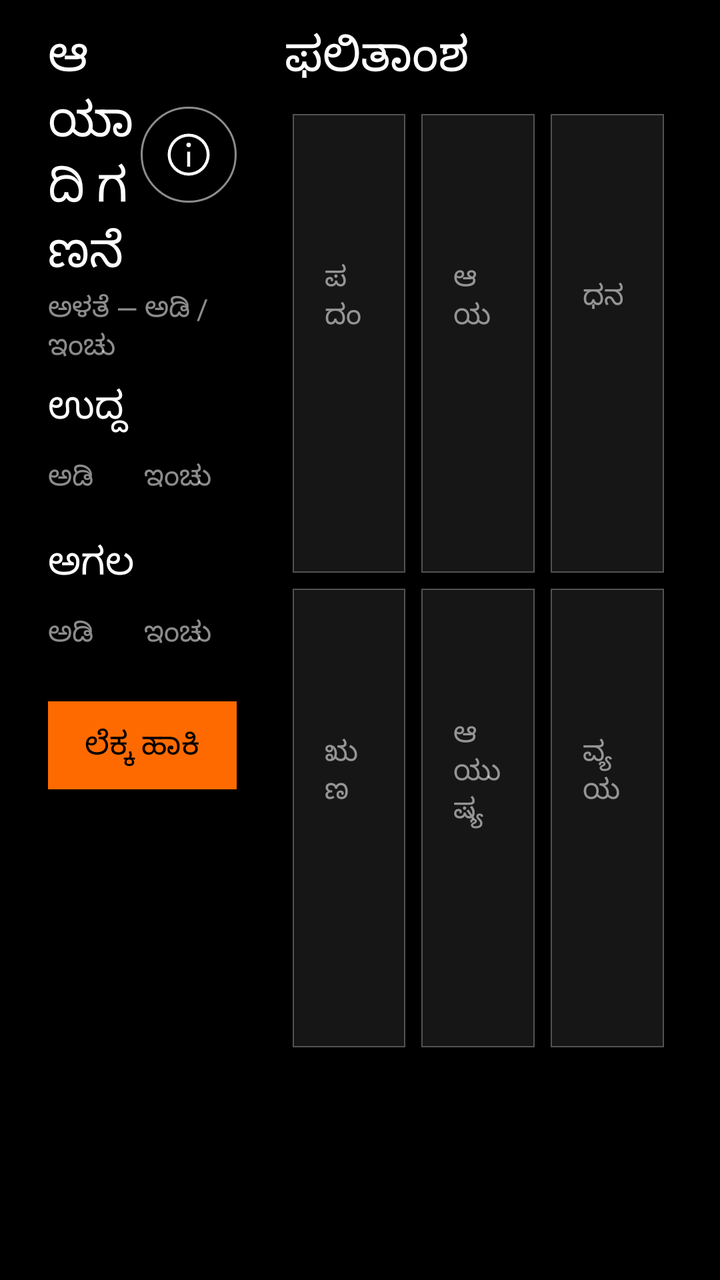
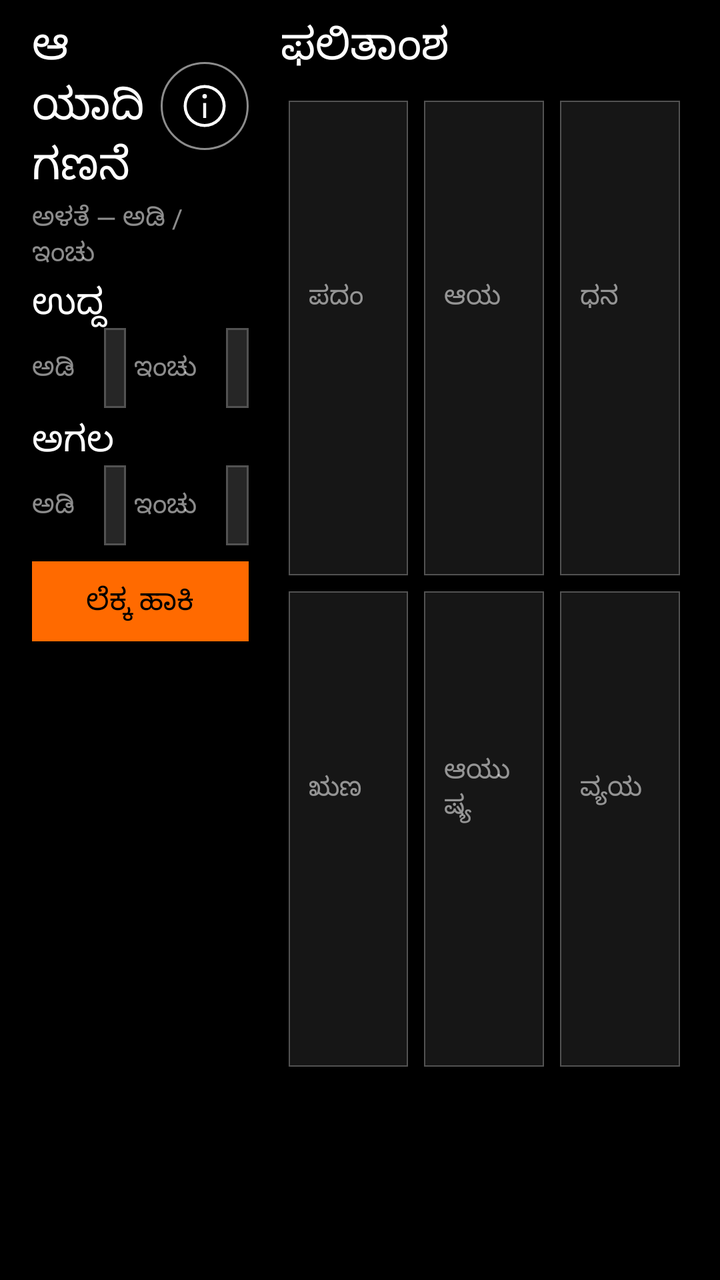

Screens rendered from an Android XML layout before and after an edit, with the pre-edit source and the edit as a unified diff.
<!-- AndroidManifest.xml: application theme Theme.PaperDesk -->
<!-- res/layout/page_aayadi.xml -->
<?xml version="1.0" encoding="utf-8"?>
<LinearLayout xmlns:android="http://schemas.android.com/apk/res/android"
    android:layout_width="match_parent"
    android:layout_height="match_parent"
    android:background="@color/black"
    android:orientation="horizontal"
    android:paddingLeft="@dimen/page_pad_h"
    android:paddingTop="@dimen/page_pad_top"
    android:paddingRight="@dimen/page_pad_h"
    android:paddingBottom="@dimen/footer_bar">

    <LinearLayout
        android:layout_width="0dp"
        android:layout_height="match_parent"
        android:layout_weight="0.38"
        android:orientation="vertical"
        android:paddingRight="24dp">

        <LinearLayout
            android:layout_width="match_parent"
            android:layout_height="wrap_content"
            android:gravity="center_vertical"
            android:orientation="horizontal">

            <TextView
                android:id="@+id/aayadiTitle"
                style="@style/Desk.Title"
                android:layout_width="0dp"
                android:layout_height="wrap_content"
                android:layout_weight="1"
                android:text="ಆಯಾದಿ ಗಣನೆ" />

            <ImageButton
                android:id="@+id/aayadiInfo"
                style="@style/Desk.Circle"
                android:contentDescription="ಆಯಾದಿ ಮಾಹಿತಿ"
                android:src="@drawable/ic_information" />
        </LinearLayout>

        <TextView
            style="@style/Desk.Meta"
            android:layout_width="match_parent"
            android:layout_height="wrap_content"
            android:layout_marginTop="2dp"
            android:text="ಅಳತೆ — ಅಡಿ / ಇಂಚು" />

        <TextView
            style="@style/Desk.Section"
            android:layout_width="match_parent"
            android:layout_height="wrap_content"
            android:layout_marginTop="8dp"
            android:text="ಉದ್ದ" />

        <LinearLayout
            android:layout_width="match_parent"
            android:layout_height="wrap_content"
            android:orientation="horizontal">
            <TextView style="@style/Desk.Meta" android:layout_width="40dp" android:layout_height="44dp" android:gravity="center_vertical" android:text="ಅಡಿ" />
            <Spinner android:id="@+id/aayadiLengthFt" android:layout_width="0dp" android:layout_height="44dp" android:layout_weight="1" android:background="@drawable/bg_dropdown" android:contentDescription="ಉದ್ದ ಅಡಿ" android:popupBackground="@color/surface_2" android:spinnerMode="dropdown" />
            <TextView style="@style/Desk.Meta" android:layout_width="52dp" android:layout_height="44dp" android:layout_marginLeft="8dp" android:gravity="center_vertical" android:text="ಇಂಚು" />
            <Spinner android:id="@+id/aayadiLengthIn" android:layout_width="0dp" android:layout_height="44dp" android:layout_weight="1" android:background="@drawable/bg_dropdown" android:contentDescription="ಉದ್ದ ಇಂಚು" android:popupBackground="@color/surface_2" android:spinnerMode="dropdown" />
        </LinearLayout>

        <TextView
            style="@style/Desk.Section"
            android:layout_width="match_parent"
            android:layout_height="wrap_content"
            android:layout_marginTop="8dp"
            android:text="ಅಗಲ" />

        <LinearLayout
            android:layout_width="match_parent"
            android:layout_height="wrap_content"
            android:orientation="horizontal">
            <TextView style="@style/Desk.Meta" android:layout_width="40dp" android:layout_height="44dp" android:gravity="center_vertical" android:text="ಅಡಿ" />
            <Spinner android:id="@+id/aayadiBreadthFt" android:layout_width="0dp" android:layout_height="44dp" android:layout_weight="1" android:background="@drawable/bg_dropdown" android:contentDescription="ಅಗಲ ಅಡಿ" android:popupBackground="@color/surface_2" android:spinnerMode="dropdown" />
            <TextView style="@style/Desk.Meta" android:layout_width="52dp" android:layout_height="44dp" android:layout_marginLeft="8dp" android:gravity="center_vertical" android:text="ಇಂಚು" />
            <Spinner android:id="@+id/aayadiBreadthIn" android:layout_width="0dp" android:layout_height="44dp" android:layout_weight="1" android:background="@drawable/bg_dropdown" android:contentDescription="ಅಗಲ ಇಂಚು" android:popupBackground="@color/surface_2" android:spinnerMode="dropdown" />
        </LinearLayout>

        <TextView
            android:id="@+id/aayadiCalculate"
            style="@style/Desk.Button.Accent"
            android:layout_width="match_parent"
            android:layout_height="44dp"
            android:layout_marginTop="12dp"
            android:gravity="center"
            android:text="ಲೆಕ್ಕ ಹಾಕಿ" />

        <TextView
            android:id="@+id/aayadiError"
            style="@style/Desk.Meta"
            android:layout_width="match_parent"
            android:layout_height="wrap_content"
            android:layout_marginTop="8dp"
            android:text="ಸರಿಯಾದ ಉದ್ದ ಮತ್ತು ಅಗಲ ನಮೂದಿಸಿ"
            android:textColor="@color/carbon_support_error"
            android:visibility="gone" />
    </LinearLayout>

    <LinearLayout
        android:layout_width="0dp"
        android:layout_height="match_parent"
        android:layout_weight="0.62"
        android:orientation="vertical">

        <TextView
            android:id="@+id/aayadiResultTitle"
            style="@style/Desk.Title"
            android:layout_width="match_parent"
            android:layout_height="wrap_content"
            android:text="ಫಲಿತಾಂಶ" />

        <LinearLayout
            android:id="@+id/aayadiResults"
            android:layout_width="match_parent"
            android:layout_height="0dp"
            android:layout_marginTop="8dp"
            android:layout_weight="1"
            android:orientation="vertical">

            <GridLayout
                android:layout_width="match_parent"
                android:layout_height="0dp"
                android:layout_weight="1"
                android:alignmentMode="alignMargins"
                android:columnCount="3"
                android:rowCount="2"
                android:useDefaultMargins="true">

                <LinearLayout android:layout_width="0dp" android:layout_height="0dp" android:layout_columnWeight="1" android:layout_rowWeight="1" android:background="@drawable/bg_card" android:gravity="center_vertical" android:orientation="vertical" android:padding="16dp">
                    <TextView style="@style/Desk.Meta" android:layout_width="match_parent" android:layout_height="wrap_content" android:text="ಪದಂ" />
                    <TextView android:id="@+id/aayadiPadam" style="@style/Desk.Title.Large" android:layout_width="match_parent" android:layout_height="wrap_content" android:layout_marginTop="6dp" />
                </LinearLayout>

                <LinearLayout android:layout_width="0dp" android:layout_height="0dp" android:layout_columnWeight="1" android:layout_rowWeight="1" android:background="@drawable/bg_card" android:gravity="center_vertical" android:orientation="vertical" android:padding="16dp">
                    <TextView style="@style/Desk.Meta" android:layout_width="match_parent" android:layout_height="wrap_content" android:text="ಆಯ" />
                    <TextView android:id="@+id/aayadiAaya" style="@style/Desk.Title.Large" android:layout_width="match_parent" android:layout_height="wrap_content" android:layout_marginTop="6dp" android:maxLines="2" />
                </LinearLayout>

                <LinearLayout android:layout_width="0dp" android:layout_height="0dp" android:layout_columnWeight="1" android:layout_rowWeight="1" android:background="@drawable/bg_card" android:gravity="center_vertical" android:orientation="vertical" android:padding="16dp">
                    <TextView style="@style/Desk.Meta" android:layout_width="match_parent" android:layout_height="wrap_content" android:text="ಧನ" />
                    <TextView android:id="@+id/aayadiDhana" style="@style/Desk.Title.Large" android:layout_width="match_parent" android:layout_height="wrap_content" android:layout_marginTop="6dp" />
                </LinearLayout>

                <LinearLayout android:layout_width="0dp" android:layout_height="0dp" android:layout_columnWeight="1" android:layout_rowWeight="1" android:background="@drawable/bg_card" android:gravity="center_vertical" android:orientation="vertical" android:padding="16dp">
                    <TextView style="@style/Desk.Meta" android:layout_width="match_parent" android:layout_height="wrap_content" android:text="ಋಣ" />
                    <TextView android:id="@+id/aayadiRuna" style="@style/Desk.Title.Large" android:layout_width="match_parent" android:layout_height="wrap_content" android:layout_marginTop="6dp" />
                </LinearLayout>

                <LinearLayout android:layout_width="0dp" android:layout_height="0dp" android:layout_columnWeight="1" android:layout_rowWeight="1" android:background="@drawable/bg_card" android:gravity="center_vertical" android:orientation="vertical" android:padding="16dp">
                    <TextView style="@style/Desk.Meta" android:layout_width="match_parent" android:layout_height="wrap_content" android:text="ಆಯುಷ್ಯ" />
                    <TextView android:id="@+id/aayadiAyush" style="@style/Desk.Title.Large" android:layout_width="match_parent" android:layout_height="wrap_content" android:layout_marginTop="6dp" />
                </LinearLayout>

                <LinearLayout android:layout_width="0dp" android:layout_height="0dp" android:layout_columnWeight="1" android:layout_rowWeight="1" android:background="@drawable/bg_card" android:gravity="center_vertical" android:orientation="vertical" android:padding="16dp">
                    <TextView style="@style/Desk.Meta" android:layout_width="match_parent" android:layout_height="wrap_content" android:text="ವ್ಯಯ" />
                    <TextView android:id="@+id/aayadiVyaya" style="@style/Desk.Title.Large" android:layout_width="match_parent" android:layout_height="wrap_content" android:layout_marginTop="6dp" />
                </LinearLayout>
            </GridLayout>

            <TextView
                android:id="@+id/aayadiSummary"
                style="@style/Desk.Body"
                android:layout_width="match_parent"
                android:layout_height="wrap_content"
                android:layout_margin="4dp"
                android:paddingTop="8dp"
                android:paddingBottom="8dp"
                android:textColor="@color/accent" />
        </LinearLayout>
    </LinearLayout>
</LinearLayout>
<!-- resources referenced by this layout -->
<resources>
  <color name="accent">#FF6A00</color>
  <color name="black">#000000</color>
  <color name="carbon_support_error">#FA4D56</color>
  <color name="surface_2">#262626</color>
  <dimen name="footer_bar">64dp</dimen>
  <dimen name="page_pad_h">24dp</dimen>
  <dimen name="page_pad_top">12dp</dimen>
  <style name="Desk.Body" parent="Desk">
          <item name="android:textSize">@dimen/type_body</item>
          <item name="android:fontWeight">400</item>
          <item name="android:textStyle">normal</item>
          <item name="android:textColor">@color/white_90</item>
      </style>
  <style name="Desk.Button.Accent" parent="Desk.Button">
          <item name="android:textColor">@color/black</item>
          <item name="android:background">@drawable/bg_btn_primary</item>
          <item name="android:fontWeight">600</item>
          <item name="android:textStyle">normal</item>
      </style>
  <style name="Desk.Meta" parent="Desk">
          <item name="android:textSize">@dimen/type_meta</item>
          <item name="android:fontWeight">400</item>
          <item name="android:textStyle">normal</item>
          <item name="android:textColor">@color/white_55</item>
      </style>
  <style name="Desk.Section" parent="Desk">
          <item name="android:textSize">@dimen/type_section</item>
          <item name="android:fontWeight">500</item>
          <item name="android:textStyle">normal</item>
          <item name="android:textColor">@color/white</item>
      </style>
  <style name="Desk.Title" parent="Desk">
          <item name="android:textSize">@dimen/type_title</item>
          <item name="android:fontWeight">600</item>
          <item name="android:textStyle">normal</item>
          <item name="android:textColor">@color/white</item>
      </style>
  <style name="Desk.Title.Large" parent="Desk.Title">
          <item name="android:textSize">@dimen/type_title_lg</item>
          <item name="android:textColor">@color/white</item>
      </style>
  <dimen name="stroke_hairline">0.5dp</dimen>
  <color name="divider">#525252</color>
  <color name="surface_1">#161616</color>
  <color name="white">#FFFFFF</color>
  <style name="Desk">
          <item name="android:fontFamily">sans-serif</item>
          <item name="android:textColor">@color/white</item>
      </style>
  <dimen name="type_body">18sp</dimen>
  <color name="white_90">#E6FFFFFF</color>
  <dimen name="touch">48dp</dimen>
  <dimen name="type_meta">14sp</dimen>
  <color name="white_55">#8CFFFFFF</color>
  <dimen name="type_section">19sp</dimen>
  <dimen name="type_title">24sp</dimen>
  <dimen name="type_title_lg">30sp</dimen>
  <color name="carbon_gray_80">#393939</color>
  <style name="ShapeAppearance.PaperDesk" parent="ShapeAppearance.MaterialComponents">
          <item name="cornerFamily">rounded</item>
          <item name="cornerSize">0dp</item>
      </style>
  <style name="Desk.Check" parent="Widget.AppCompat.CompoundButton.CheckBox">
          <item name="android:button">@drawable/bg_checkbox</item>
      </style>
  <color name="accent_70">#B3FF6A00</color>
  <dimen name="btn_h">44dp</dimen>
  <dimen name="type_btn">16sp</dimen>
  <dimen name="space_16">16dp</dimen>
  <dimen name="stroke_standard">1dp</dimen>
  <dimen name="space_8">8dp</dimen>
  <style name="Desk.DialogButton.Positive" parent="Desk.DialogButton">
          <item name="android:textColor">@color/accent</item>
      </style>
  <style name="Desk.DialogButton.Negative" parent="Desk.DialogButton">
          <item name="android:textColor">@color/white_70</item>
      </style>
  <dimen name="check">20dp</dimen>
  <dimen name="stroke">0.5dp</dimen>
  <style name="Desk.DialogButton" parent="Widget.AppCompat.Button.ButtonBar.AlertDialog">
          <item name="android:background">@color/black</item>
          <item name="android:minHeight">48dp</item>
          <item name="android:textSize">18sp</item>
      </style>
  <color name="white_70">#B3FFFFFF</color>
  <!-- unchanged entries left out for length: 17 -->
</resources>

<!-- the commit's change to res/layout/page_aayadi.xml (unified diff, before → after) -->
@@ -14,7 +14,7 @@
         android:layout_height="match_parent"
         android:layout_weight="0.38"
         android:orientation="vertical"
-        android:paddingRight="24dp">
+        android:paddingRight="16dp">
 
         <LinearLayout
             android:layout_width="match_parent"
@@ -48,42 +48,42 @@
             style="@style/Desk.Section"
             android:layout_width="match_parent"
             android:layout_height="wrap_content"
-            android:layout_marginTop="8dp"
+            android:layout_marginTop="4dp"
             android:text="ಉದ್ದ" />
 
         <LinearLayout
             android:layout_width="match_parent"
             android:layout_height="wrap_content"
             android:orientation="horizontal">
-            <TextView style="@style/Desk.Meta" android:layout_width="40dp" android:layout_height="44dp" android:gravity="center_vertical" android:text="ಅಡಿ" />
-            <Spinner android:id="@+id/aayadiLengthFt" android:layout_width="0dp" android:layout_height="44dp" android:layout_weight="1" android:background="@drawable/bg_dropdown" android:contentDescription="ಉದ್ದ ಅಡಿ" android:popupBackground="@color/surface_2" android:spinnerMode="dropdown" />
-            <TextView style="@style/Desk.Meta" android:layout_width="52dp" android:layout_height="44dp" android:layout_marginLeft="8dp" android:gravity="center_vertical" android:text="ಇಂಚು" />
-            <Spinner android:id="@+id/aayadiLengthIn" android:layout_width="0dp" android:layout_height="44dp" android:layout_weight="1" android:background="@drawable/bg_dropdown" android:contentDescription="ಉದ್ದ ಇಂಚು" android:popupBackground="@color/surface_2" android:spinnerMode="dropdown" />
+            <TextView style="@style/Desk.Meta" android:layout_width="36dp" android:layout_height="40dp" android:gravity="center_vertical" android:text="ಅಡಿ" />
+            <Spinner android:id="@+id/aayadiLengthFt" android:layout_width="0dp" android:layout_height="40dp" android:layout_weight="1" android:background="@drawable/bg_dropdown" android:contentDescription="ಉದ್ದ ಅಡಿ" android:popupBackground="@color/surface_2" android:spinnerMode="dropdown" />
+            <TextView style="@style/Desk.Meta" android:layout_width="46dp" android:layout_height="40dp" android:layout_marginLeft="4dp" android:gravity="center_vertical" android:text="ಇಂಚು" />
+            <Spinner android:id="@+id/aayadiLengthIn" android:layout_width="0dp" android:layout_height="40dp" android:layout_weight="1" android:background="@drawable/bg_dropdown" android:contentDescription="ಉದ್ದ ಇಂಚು" android:popupBackground="@color/surface_2" android:spinnerMode="dropdown" />
         </LinearLayout>
 
         <TextView
             style="@style/Desk.Section"
             android:layout_width="match_parent"
             android:layout_height="wrap_content"
-            android:layout_marginTop="8dp"
+            android:layout_marginTop="4dp"
             android:text="ಅಗಲ" />
 
         <LinearLayout
             android:layout_width="match_parent"
             android:layout_height="wrap_content"
             android:orientation="horizontal">
-            <TextView style="@style/Desk.Meta" android:layout_width="40dp" android:layout_height="44dp" android:gravity="center_vertical" android:text="ಅಡಿ" />
-            <Spinner android:id="@+id/aayadiBreadthFt" android:layout_width="0dp" android:layout_height="44dp" android:layout_weight="1" android:background="@drawable/bg_dropdown" android:contentDescription="ಅಗಲ ಅಡಿ" android:popupBackground="@color/surface_2" android:spinnerMode="dropdown" />
-            <TextView style="@style/Desk.Meta" android:layout_width="52dp" android:layout_height="44dp" android:layout_marginLeft="8dp" android:gravity="center_vertical" android:text="ಇಂಚು" />
-            <Spinner android:id="@+id/aayadiBreadthIn" android:layout_width="0dp" android:layout_height="44dp" android:layout_weight="1" android:background="@drawable/bg_dropdown" android:contentDescription="ಅಗಲ ಇಂಚು" android:popupBackground="@color/surface_2" android:spinnerMode="dropdown" />
+            <TextView style="@style/Desk.Meta" android:layout_width="36dp" android:layout_height="40dp" android:gravity="center_vertical" android:text="ಅಡಿ" />
+            <Spinner android:id="@+id/aayadiBreadthFt" android:layout_width="0dp" android:layout_height="40dp" android:layout_weight="1" android:background="@drawable/bg_dropdown" android:contentDescription="ಅಗಲ ಅಡಿ" android:popupBackground="@color/surface_2" android:spinnerMode="dropdown" />
+            <TextView style="@style/Desk.Meta" android:layout_width="46dp" android:layout_height="40dp" android:layout_marginLeft="4dp" android:gravity="center_vertical" android:text="ಇಂಚು" />
+            <Spinner android:id="@+id/aayadiBreadthIn" android:layout_width="0dp" android:layout_height="40dp" android:layout_weight="1" android:background="@drawable/bg_dropdown" android:contentDescription="ಅಗಲ ಇಂಚು" android:popupBackground="@color/surface_2" android:spinnerMode="dropdown" />
         </LinearLayout>
 
         <TextView
             android:id="@+id/aayadiCalculate"
             style="@style/Desk.Button.Accent"
             android:layout_width="match_parent"
-            android:layout_height="44dp"
-            android:layout_marginTop="12dp"
+            android:layout_height="40dp"
+            android:layout_marginTop="8dp"
             android:gravity="center"
             android:text="ಲೆಕ್ಕ ಹಾಕಿ" />
 
@@ -128,32 +128,32 @@
                 android:rowCount="2"
                 android:useDefaultMargins="true">
 
-                <LinearLayout android:layout_width="0dp" android:layout_height="0dp" android:layout_columnWeight="1" android:layout_rowWeight="1" android:background="@drawable/bg_card" android:gravity="center_vertical" android:orientation="vertical" android:padding="16dp">
+                <LinearLayout android:layout_width="0dp" android:layout_height="0dp" android:layout_columnWeight="1" android:layout_rowWeight="1" android:background="@drawable/bg_card" android:gravity="center_vertical" android:orientation="vertical" android:padding="10dp">
                     <TextView style="@style/Desk.Meta" android:layout_width="match_parent" android:layout_height="wrap_content" android:text="ಪದಂ" />
                     <TextView android:id="@+id/aayadiPadam" style="@style/Desk.Title.Large" android:layout_width="match_parent" android:layout_height="wrap_content" android:layout_marginTop="6dp" />
                 </LinearLayout>
 
-                <LinearLayout android:layout_width="0dp" android:layout_height="0dp" android:layout_columnWeight="1" android:layout_rowWeight="1" android:background="@drawable/bg_card" android:gravity="center_vertical" android:orientation="vertical" android:padding="16dp">
+                <LinearLayout android:layout_width="0dp" android:layout_height="0dp" android:layout_columnWeight="1" android:layout_rowWeight="1" android:background="@drawable/bg_card" android:gravity="center_vertical" android:orientation="vertical" android:padding="10dp">
                     <TextView style="@style/Desk.Meta" android:layout_width="match_parent" android:layout_height="wrap_content" android:text="ಆಯ" />
                     <TextView android:id="@+id/aayadiAaya" style="@style/Desk.Title.Large" android:layout_width="match_parent" android:layout_height="wrap_content" android:layout_marginTop="6dp" android:maxLines="2" />
                 </LinearLayout>
 
-                <LinearLayout android:layout_width="0dp" android:layout_height="0dp" android:layout_columnWeight="1" android:layout_rowWeight="1" android:background="@drawable/bg_card" android:gravity="center_vertical" android:orientation="vertical" android:padding="16dp">
+                <LinearLayout android:layout_width="0dp" android:layout_height="0dp" android:layout_columnWeight="1" android:layout_rowWeight="1" android:background="@drawable/bg_card" android:gravity="center_vertical" android:orientation="vertical" android:padding="10dp">
                     <TextView style="@style/Desk.Meta" android:layout_width="match_parent" android:layout_height="wrap_content" android:text="ಧನ" />
                     <TextView android:id="@+id/aayadiDhana" style="@style/Desk.Title.Large" android:layout_width="match_parent" android:layout_height="wrap_content" android:layout_marginTop="6dp" />
                 </LinearLayout>
 
-                <LinearLayout android:layout_width="0dp" android:layout_height="0dp" android:layout_columnWeight="1" android:layout_rowWeight="1" android:background="@drawable/bg_card" android:gravity="center_vertical" android:orientation="vertical" android:padding="16dp">
+                <LinearLayout android:layout_width="0dp" android:layout_height="0dp" android:layout_columnWeight="1" android:layout_rowWeight="1" android:background="@drawable/bg_card" android:gravity="center_vertical" android:orientation="vertical" android:padding="10dp">
                     <TextView style="@style/Desk.Meta" android:layout_width="match_parent" android:layout_height="wrap_content" android:text="ಋಣ" />
                     <TextView android:id="@+id/aayadiRuna" style="@style/Desk.Title.Large" android:layout_width="match_parent" android:layout_height="wrap_content" android:layout_marginTop="6dp" />
                 </LinearLayout>
 
-                <LinearLayout android:layout_width="0dp" android:layout_height="0dp" android:layout_columnWeight="1" android:layout_rowWeight="1" android:background="@drawable/bg_card" android:gravity="center_vertical" android:orientation="vertical" android:padding="16dp">
+                <LinearLayout android:layout_width="0dp" android:layout_height="0dp" android:layout_columnWeight="1" android:layout_rowWeight="1" android:background="@drawable/bg_card" android:gravity="center_vertical" android:orientation="vertical" android:padding="10dp">
                     <TextView style="@style/Desk.Meta" android:layout_width="match_parent" android:layout_height="wrap_content" android:text="ಆಯುಷ್ಯ" />
                     <TextView android:id="@+id/aayadiAyush" style="@style/Desk.Title.Large" android:layout_width="match_parent" android:layout_height="wrap_content" android:layout_marginTop="6dp" />
                 </LinearLayout>
 
-                <LinearLayout android:layout_width="0dp" android:layout_height="0dp" android:layout_columnWeight="1" android:layout_rowWeight="1" android:background="@drawable/bg_card" android:gravity="center_vertical" android:orientation="vertical" android:padding="16dp">
+                <LinearLayout android:layout_width="0dp" android:layout_height="0dp" android:layout_columnWeight="1" android:layout_rowWeight="1" android:background="@drawable/bg_card" android:gravity="center_vertical" android:orientation="vertical" android:padding="10dp">
                     <TextView style="@style/Desk.Meta" android:layout_width="match_parent" android:layout_height="wrap_content" android:text="ವ್ಯಯ" />
                     <TextView android:id="@+id/aayadiVyaya" style="@style/Desk.Title.Large" android:layout_width="match_parent" android:layout_height="wrap_content" android:layout_marginTop="6dp" />
                 </LinearLayout>
<!-- resource entries referenced after the edit -->
@@ -4,9 +4,9 @@
   <color name="black">#000000</color>
   <color name="carbon_support_error">#FA4D56</color>
   <color name="surface_2">#262626</color>
-  <dimen name="footer_bar">64dp</dimen>
-  <dimen name="page_pad_h">24dp</dimen>
-  <dimen name="page_pad_top">12dp</dimen>
+  <dimen name="footer_bar">56dp</dimen>
+  <dimen name="page_pad_h">16dp</dimen>
+  <dimen name="page_pad_top">8dp</dimen>
   <style name="Desk.Body" parent="Desk">
           <item name="android:textSize">@dimen/type_body</item>
           <item name="android:fontWeight">400</item>
@@ -49,14 +49,14 @@
           <item name="android:fontFamily">sans-serif</item>
           <item name="android:textColor">@color/white</item>
       </style>
-  <dimen name="type_body">18sp</dimen>
+  <dimen name="type_body">17sp</dimen>
   <color name="white_90">#E6FFFFFF</color>
-  <dimen name="touch">48dp</dimen>
-  <dimen name="type_meta">14sp</dimen>
+  <dimen name="touch">44dp</dimen>
+  <dimen name="type_meta">13sp</dimen>
   <color name="white_55">#8CFFFFFF</color>
-  <dimen name="type_section">19sp</dimen>
-  <dimen name="type_title">24sp</dimen>
-  <dimen name="type_title_lg">30sp</dimen>
+  <dimen name="type_section">18sp</dimen>
+  <dimen name="type_title">22sp</dimen>
+  <dimen name="type_title_lg">26sp</dimen>
   <color name="carbon_gray_80">#393939</color>
   <style name="ShapeAppearance.PaperDesk" parent="ShapeAppearance.MaterialComponents">
           <item name="cornerFamily">rounded</item>
@@ -66,8 +66,8 @@
           <item name="android:button">@drawable/bg_checkbox</item>
       </style>
   <color name="accent_70">#B3FF6A00</color>
-  <dimen name="btn_h">44dp</dimen>
-  <dimen name="type_btn">16sp</dimen>
+  <dimen name="btn_h">40dp</dimen>
+  <dimen name="type_btn">15sp</dimen>
   <dimen name="space_16">16dp</dimen>
   <dimen name="stroke_standard">1dp</dimen>
   <dimen name="space_8">8dp</dimen>
